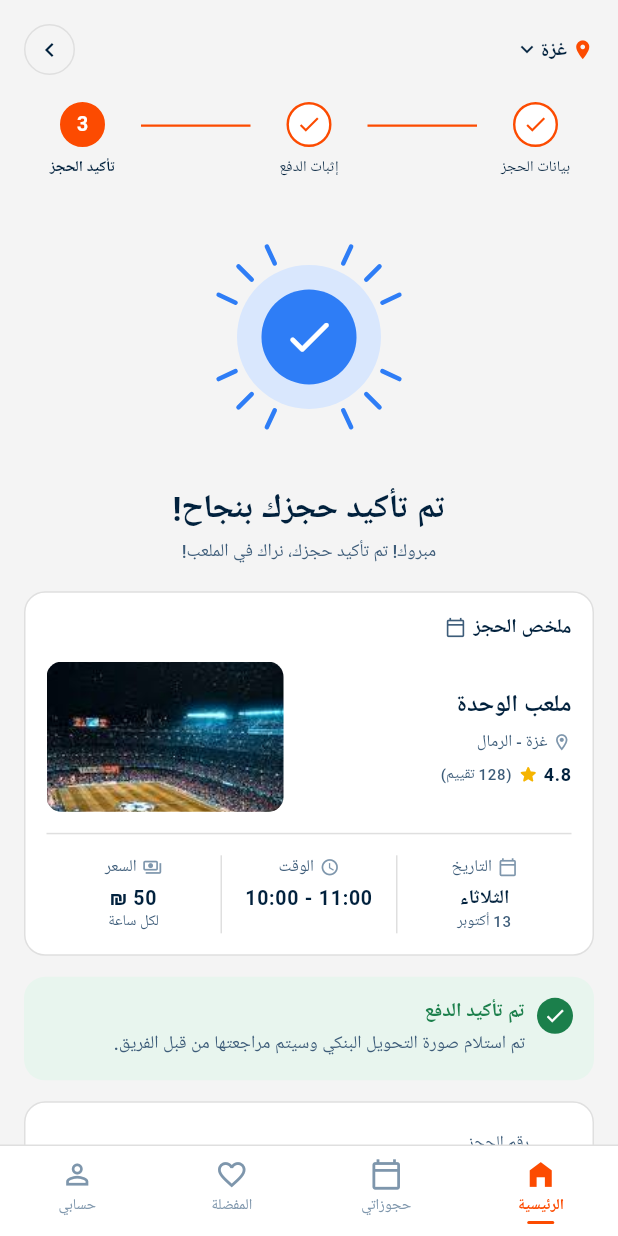
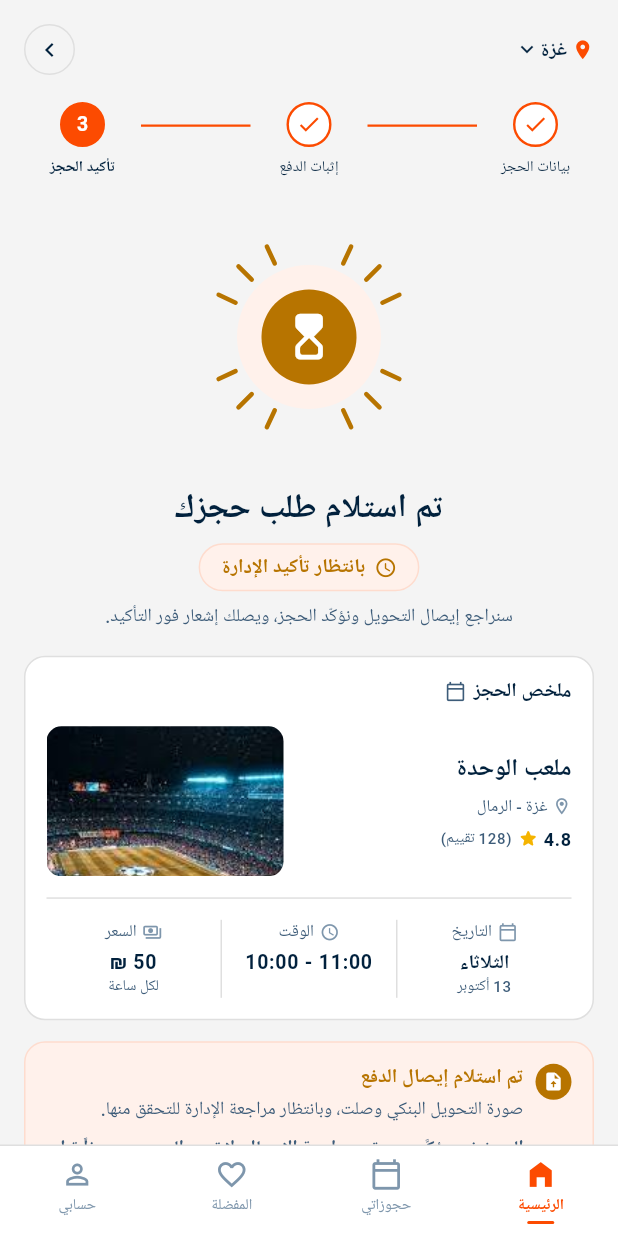
Before and after one commit to Playvo1/Frontend-mobile, a Flutter app: the BookingConfirmationScreen screen opened directly, on a phone screen of 412 x 824 dp. Run offline on Flutter 3.47's test engine with Material 3 defaults, Android fonts, the phone set to English and light mode, and no system bars; our stand-ins replace firebase_core, firebase_messaging, flutter_map, flutter_secure_storage, geolocator, google_fonts and 6 more; accounts and stored records are empty; generated files the repository leaves out were written again; Roboto replaces fonts that are missing (Cairo); project files that could hold a hidden picture were left out.

Commit message:
ربط الـ API الجديد + تعديل شاشة تأكيد الحجز

```diff
--- a/lib/l10n/app_ar.arb
+++ b/lib/l10n/app_ar.arb
@@ -146,9 +146,11 @@
   "priceShekel": "{price} ₪",
   "morePhotos": "+{count}",
 
-  "bookingConfirmedSubtitle": "مبروك! تم تأكيد حجزك، نراك في الملعب!",
-  "paymentConfirmedTitle": "تم تأكيد الدفع",
-  "paymentConfirmedBody": "تم استلام صورة التحويل البنكي وسيتم مراجعتها من قبل الفريق.",
+  "bookingConfirmedSubtitle": "سنراجع إيصال التحويل ونؤكّد الحجز، ويصلك إشعار فور التأكيد.",
+  "paymentConfirmedTitle": "تم استلام إيصال الدفع",
+  "paymentConfirmedBody": "صورة التحويل البنكي وصلت، وبانتظار مراجعة الإدارة للتحقق منها.",
+  "bookingAwaitingApproval": "بانتظار تأكيد الإدارة",
+  "bookingNotConfirmedYet": "الحجز غير مؤكَّد حتى تتم مراجعة الإيصال. لا تعتبر الموعد محجوزاً قبل وصول إشعار التأكيد.",
   "bookingNumber": "رقم الحجز",
   "copiedToClipboard": "تم النسخ",
   "importantNotes": "ملاحظات مهمة",
@@ -165,6 +167,7 @@
   "tabPast": "السابقة",
   "statusUpcoming": "قادم",
   "statusCompleted": "مكتمل",
+  "statusAwaitingApproval": "بانتظار التأكيد",
   "statusCancelled": "ملغي",
   "cancelBooking": "إلغاء الحجز",
   "cancelBookingConfirm": "إلغاء هذا الحجز؟",
@@ -181,7 +184,7 @@
   "eveningShort": "مساءً",
   "morningShort": "صباحاً",
 
-  "bookingConfirmedTitleFull": "تم تأكيد حجزك بنجاح!",
+  "bookingConfirmedTitleFull": "تم استلام طلب حجزك",
   "offlineTitle": "أنت غير متصل بالإنترنت",
   "offlineSubtitle": "لا يوجد اتصال بالإنترنت حالياً. يمكنك متابعة استخدام التطبيق وعرض البيانات المحفوظة مسبقاً.",
   "savedDataTitle": "البيانات المحفوظة",
--- a/lib/models/time_slot.dart
+++ b/lib/models/time_slot.dart
@@ -9,9 +9,22 @@ class TimeSlot {
     required this.endTime,
     required this.isAvailable,
     this.price,
+    this.slotDate,
+    this.venueId,
+    this.sportId,
   });
 
   final int id;
+
+  /// The venue this hour belongs to. A booking does not nest its venue,
+  /// only its slot, so this is the only link back to the venue there.
+  final int? venueId;
+
+  final int? sportId;
+
+  /// "2026-10-11" as the server stores it. Needed because the venue list
+  /// returns every slot the venue has, not just the requested day's.
+  final String? slotDate;
 
   /// "09:00" as the API returns it, ready to display.
   final String startTime;
@@ -41,6 +54,9 @@ class TimeSlot {
         'end_time': endTime,
         'is_available': isAvailable,
         'price': price,
+        'slot_date': slotDate,
+        'venue_id': venueId,
+        'sport_id': sportId,
       };
 
   factory TimeSlot.fromJson(Map<String, dynamic> json) {
@@ -54,6 +70,9 @@ class TimeSlot {
       startTime: _hhmm(json['start_time'] as String? ?? ''),
       endTime: _hhmm(json['end_time'] as String? ?? ''),
       isAvailable: json['is_available'] as bool? ?? status == 'available',
+      slotDate: (json['slot_date'] as String?)?.split('T').first,
+      venueId: json['venue_id'] as int?,
+      sportId: json['sport_id'] as int?,
       price: rawPrice is num
           ? rawPrice.round()
           : double.tryParse(rawPrice?.toString() ?? '')?.round(),
--- a/lib/screens/booking/booking_confirmation_screen.dart
+++ b/lib/screens/booking/booking_confirmation_screen.dart
@@ -67,14 +67,19 @@ class BookingConfirmationScreen extends StatelessWidget {
             const SizedBox(height: AppSpacing.lg),
             const BookingStepper(current: BookingStep.confirmation),
             const SizedBox(height: AppSpacing.xl),
-            const Center(child: SuccessMark()),
+            // Amber, not a green tick: the receipt has been received but an
+            // admin still has to verify it, and the slot is only held until
+            // then. A tick here reads as "paid and booked".
+            const Center(child: SuccessMark.pending()),
             const SizedBox(height: AppSpacing.lg),
             Text(
               l10n.bookingConfirmedTitleFull,
               textAlign: TextAlign.center,
               style: textTheme.headlineSmall,
             ),
-            const SizedBox(height: 5),
+            const SizedBox(height: AppSpacing.sm),
+            const Center(child: _AwaitingApprovalPill()),
+            const SizedBox(height: AppSpacing.sm),
             Text(
               l10n.bookingConfirmedSubtitle,
               textAlign: TextAlign.center,
@@ -150,6 +155,50 @@ class BookingConfirmationScreen extends StatelessWidget {
 }
 
 /// The green strip confirming the receipt arrived.
+/// "بانتظار تأكيد الإدارة" — the one element that states the booking's real
+/// standing, placed directly under the title where the eye lands first.
+class _AwaitingApprovalPill extends StatelessWidget {
+  const _AwaitingApprovalPill();
+
+  @override
+  Widget build(BuildContext context) {
+    final TextTheme textTheme = Theme.of(context).textTheme;
+
+    return Container(
+      padding: const EdgeInsets.symmetric(
+        horizontal: AppSpacing.md,
+        vertical: 6,
+      ),
+      decoration: BoxDecoration(
+        color: AppColors.orange50,
+        borderRadius: BorderRadius.circular(999),
+        border: Border.all(color: AppColors.orange100),
+      ),
+      child: Row(
+        mainAxisSize: MainAxisSize.min,
+        children: <Widget>[
+          const Icon(
+            Icons.schedule_rounded,
+            size: 15,
+            color: AppColors.warning,
+          ),
+          const SizedBox(width: 6),
+          Text(
+            context.l10n.bookingAwaitingApproval,
+            style: textTheme.labelMedium?.copyWith(
+              color: AppColors.warning,
+              fontWeight: FontWeight.w700,
+            ),
+          ),
+        ],
+      ),
+    );
+  }
+}
+
+/// The receipt arrived; the money has not been verified. The box is amber
+/// for that reason — a green tick next to "payment" claims the transfer
+/// cleared, which is the one thing this screen cannot say yet.
 class _PaymentReceivedBox extends StatelessWidget {
   const _PaymentReceivedBox();
 
@@ -161,10 +210,11 @@ class _PaymentReceivedBox extends StatelessWidget {
     return Container(
       padding: const EdgeInsets.all(AppSpacing.md),
       decoration: BoxDecoration(
-        color: AppColors.successBackground,
+        color: AppColors.orange50,
         borderRadius: BorderRadius.circular(AppSpacing.radiusField),
+        border: Border.all(color: AppColors.orange100),
       ),
-      // The tick leads the row, which puts it on the right in Arabic.
+      // The icon leads the row, which puts it on the right in Arabic.
       child: Row(
         crossAxisAlignment: CrossAxisAlignment.start,
         children: <Widget>[
@@ -172,10 +222,14 @@ class _PaymentReceivedBox extends StatelessWidget {
             width: 24,
             height: 24,
             decoration: const BoxDecoration(
-              color: AppColors.success,
+              color: AppColors.warning,
               shape: BoxShape.circle,
             ),
-            child: const Icon(Icons.check, size: 15, color: AppColors.white),
+            child: const Icon(
+              Icons.upload_file_rounded,
+              size: 14,
+              color: AppColors.white,
+            ),
           ),
           const SizedBox(width: AppSpacing.sm),
           Expanded(
@@ -185,7 +239,7 @@ class _PaymentReceivedBox extends StatelessWidget {
                 Text(
                   l10n.paymentConfirmedTitle,
                   style: textTheme.labelMedium?.copyWith(
-                    color: AppColors.success,
+                    color: AppColors.warning,
                     fontWeight: FontWeight.w700,
                   ),
                 ),
@@ -193,6 +247,14 @@ class _PaymentReceivedBox extends StatelessWidget {
                 Text(
                   l10n.paymentConfirmedBody,
                   style: textTheme.labelSmall?.copyWith(height: 1.6),
+                ),
+                const SizedBox(height: 6),
+                Text(
+                  l10n.bookingNotConfirmedYet,
+                  style: textTheme.labelSmall?.copyWith(
+                    height: 1.6,
+                    fontWeight: FontWeight.w700,
+                  ),
                 ),
               ],
             ),
--- a/lib/services/auth_service.dart
+++ b/lib/services/auth_service.dart
@@ -142,6 +142,11 @@ Future<ApiResponse<void>> resetPassword({
 
   /// GET /auth/me — used on launch to decide whether a stored token is
   /// still valid.
+  ///
+  /// TODO(api): not in the Postman collection. If the route does not
+  /// exist, the call returns 404 and the app treats the stored token as
+  /// expired, so the player is signed out on every launch. Ask the backend
+  /// for the session-check route and change the path here only.
   Future<ApiResponse<User>> me() {
     return _client.get<User>(
       '/auth/me',
--- a/lib/widgets/success_mark.dart
+++ b/lib/widgets/success_mark.dart
@@ -6,40 +6,51 @@ import '../theme/app_colors.dart';
 
 /// The blue tick with its halo and the short rays around it, used by every
 /// confirmation screen so they all look the same.
+///
+/// [SuccessMark.pending] is the same mark in amber with an hourglass, for a
+/// step that has been *received* but not yet approved. The two must not be
+/// interchangeable by accident: a tick is the loudest element on the screen
+/// and reads as "done" no matter what the text underneath says.
 class SuccessMark extends StatelessWidget {
-  const SuccessMark({super.key, this.size = 96});
+  const SuccessMark({super.key, this.size = 96}) : _isPending = false;
+
+  /// Amber hourglass: the request went through, the outcome has not.
+  const SuccessMark.pending({super.key, this.size = 96}) : _isPending = true;
 
   /// Diameter of the halo; the rays sit outside it.
   final double size;
+
+  final bool _isPending;
 
   @override
   Widget build(BuildContext context) {
     // The rays need room outside the halo, so the widget is wider than it.
     final double extent = size * 1.7;
+    final Color accent =
+        _isPending ? AppColors.warning : AppColors.successAccent;
+    final Color halo =
+        _isPending ? AppColors.orange50 : AppColors.successAccentHalo;
 
     return SizedBox(
       width: extent,
       height: extent,
       child: CustomPaint(
-        painter: _RayPainter(haloRadius: size / 2),
+        painter: _RayPainter(haloRadius: size / 2, colour: accent),
         child: Center(
           child: Container(
             width: size,
             height: size,
-            decoration: const BoxDecoration(
-              shape: BoxShape.circle,
-              color: AppColors.successAccentHalo,
-            ),
+            decoration: BoxDecoration(shape: BoxShape.circle, color: halo),
             child: Center(
               child: Container(
                 width: size * 0.66,
                 height: size * 0.66,
-                decoration: const BoxDecoration(
+                decoration: BoxDecoration(
                   shape: BoxShape.circle,
-                  color: AppColors.successAccent,
+                  color: accent,
                 ),
                 child: Icon(
-                  Icons.check_rounded,
+                  _isPending ? Icons.hourglass_top_rounded : Icons.check_rounded,
                   color: AppColors.white,
                   size: size * 0.38,
                 ),
@@ -55,9 +66,10 @@ class SuccessMark extends StatelessWidget {
 /// Eight short strokes radiating from the halo, skipping the four points
 /// the design leaves clear.
 class _RayPainter extends CustomPainter {
-  const _RayPainter({required this.haloRadius});
+  const _RayPainter({required this.haloRadius, required this.colour});
 
   final double haloRadius;
+  final Color colour;
 
   /// Angles in degrees, measured clockwise from twelve o'clock.
   static const List<double> _angles = <double>[
@@ -68,7 +80,7 @@ class _RayPainter extends CustomPainter {
   void paint(Canvas canvas, Size size) {
     final Offset centre = Offset(size.width / 2, size.height / 2);
     final Paint paint = Paint()
-      ..color = AppColors.successAccent
+      ..color = colour
       ..strokeWidth = 3
       ..strokeCap = StrokeCap.round;
 
@@ -84,5 +96,5 @@ class _RayPainter extends CustomPainter {
 
   @override
   bool shouldRepaint(covariant _RayPainter oldDelegate) =>
-      oldDelegate.haloRadius != haloRadius;
+      oldDelegate.haloRadius != haloRadius || oldDelegate.colour != colour;
 }
```
Also changed, not shown: lib/l10n/app_en.arb (+7 -4 lines), lib/models/booking.dart (+82 -9 lines), lib/services/booking_service.dart (+100 -8 lines), lib/services/venue_service.dart (+103 -14 lines), lib/widgets/booking_list_card.dart (+10 -0 lines), lib/core/app_router.dart (indentation only).
